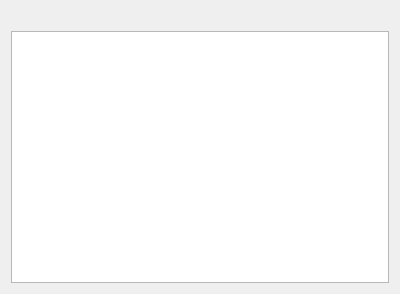
This is ui/import_hdf5.ui in veusz/veusz as Qt 5 draws it before an edit. The edited form follows.
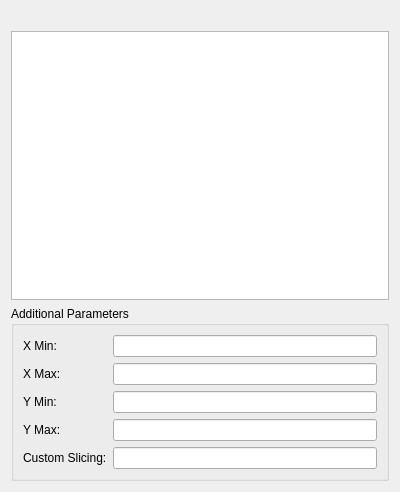
This is the edited form.

Commit message:
Add HDF5 import UI
Added UI for additional parameters to apply to HDF5 imports.

```diff
--- a/ui/import_hdf5.ui
+++ b/ui/import_hdf5.ui
@@ -7,7 +7,7 @@
     <x>0</x>
     <y>0</y>
     <width>400</width>
-    <height>294</height>
+    <height>492</height>
    </rect>
   </property>
   <property name="windowTitle">
@@ -24,6 +24,65 @@
    <item>
     <widget class="QTreeView" name="hdftreeview"/>
    </item>
+   <item>
+    <widget class="QGroupBox" name="groupBox">
+     <property name="title">
+      <string>Additional Parameters</string>
+     </property>
+     <layout class="QFormLayout" name="formLayout">
+      <item row="0" column="0">
+       <widget class="QLabel" name="label">
+        <property name="text">
+         <string>X Min:</string>
+        </property>
+       </widget>
+      </item>
+      <item row="0" column="1">
+       <widget class="QLineEdit" name="hdfxminlineedit"/>
+      </item>
+      <item row="1" column="1">
+       <widget class="QLineEdit" name="hdfxmaxlineedit"/>
+      </item>
+      <item row="1" column="0">
+       <widget class="QLabel" name="label_2">
+        <property name="text">
+         <string>X Max:</string>
+        </property>
+       </widget>
+      </item>
+      <item row="2" column="0">
+       <widget class="QLabel" name="label_3">
+        <property name="text">
+         <string>Y Min:</string>
+        </property>
+       </widget>
+      </item>
+      <item row="3" column="0">
+       <widget class="QLabel" name="label_4">
+        <property name="text">
+         <string>Y Max:</string>
+        </property>
+       </widget>
+      </item>
+      <item row="2" column="1">
+       <widget class="QLineEdit" name="hdfyminlineedit"/>
+      </item>
+      <item row="3" column="1">
+       <widget class="QLineEdit" name="hdfymaxlineedit"/>
+      </item>
+      <item row="4" column="0">
+       <widget class="QLabel" name="label_5">
+        <property name="text">
+         <string>Custom Slicing:</string>
+        </property>
+       </widget>
+      </item>
+      <item row="4" column="1">
+       <widget class="QLineEdit" name="hdfslicinglineedit"/>
+      </item>
+     </layout>
+    </widget>
+   </item>
   </layout>
  </widget>
  <resources/>
```
